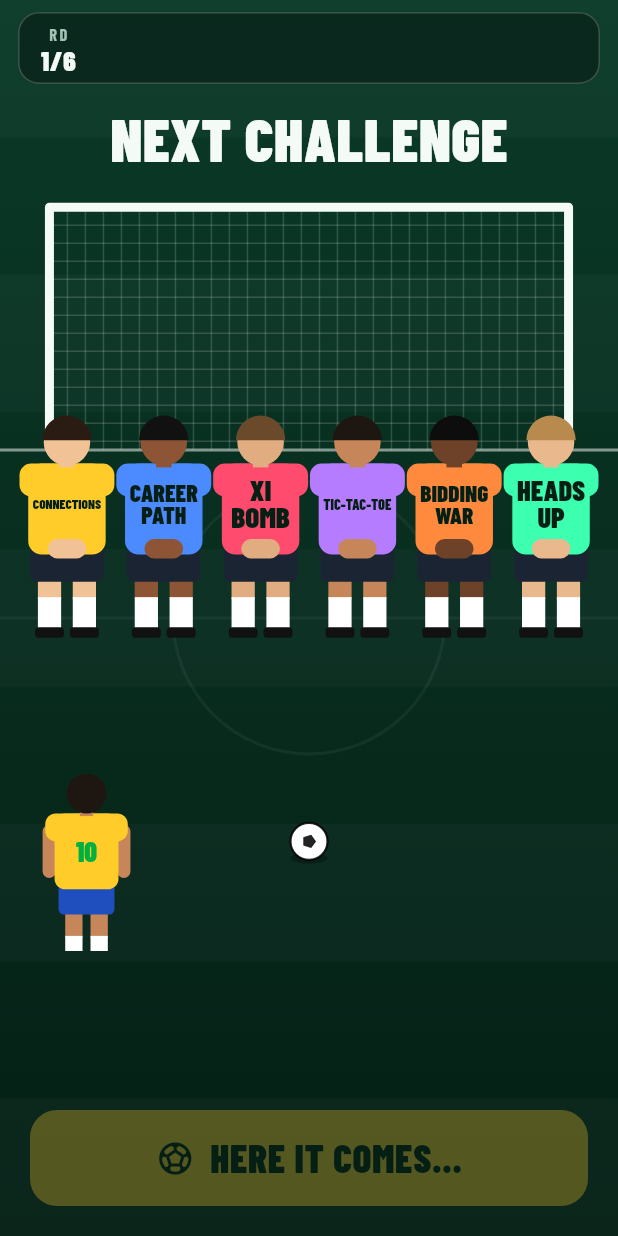
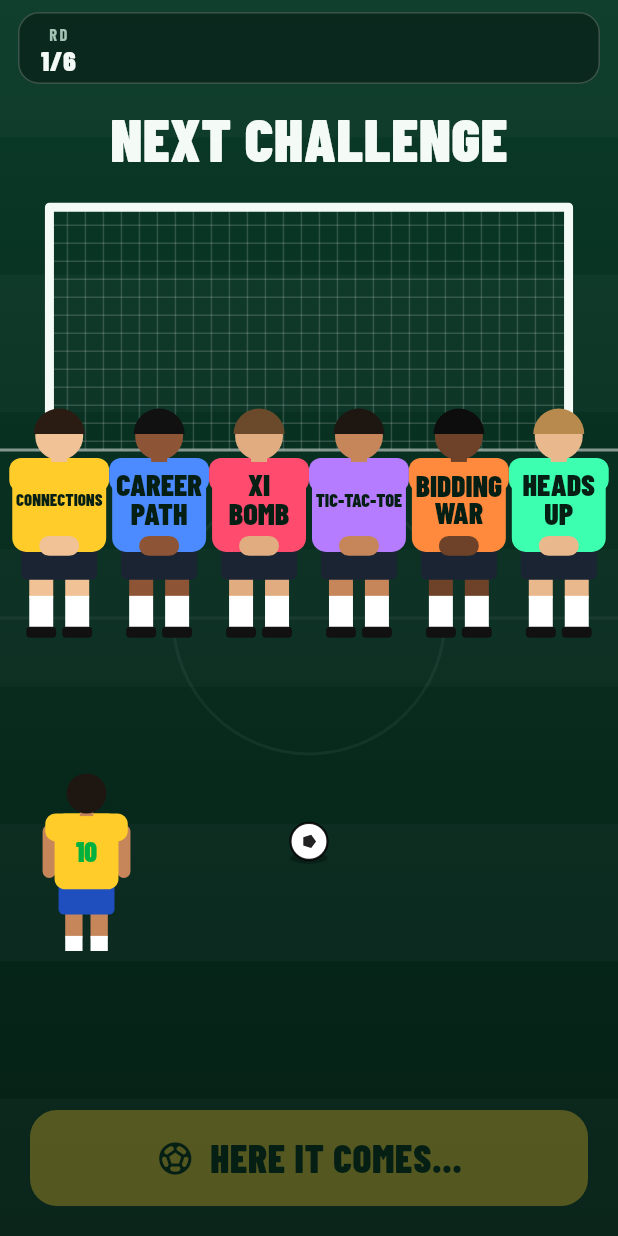
Before and after one commit to UncleAnthonys/quizinho, a Flutter app: the FreeKickScreen screen opened directly with empty values, after a tap on "PICK NEXT GAME", on a phone screen of 412 x 824 dp. Run offline on Flutter 3.47's test engine with Material 3 defaults, Android fonts, the phone set to English and light mode, and no system bars; our stand-ins replace audioplayers, sensors_plus, shared_preferences, speech_to_text, sqflite; accounts and stored records are empty.

Commit message:
Free kick: tighter wall, bigger shirt names
Co-Authored-By: Claude Opus 5.5 <noreply@anthropic.com>
Claude-Session: https://claude.ai/code/session_01Va16YyzRqxyN5QUKSTtrFu

```diff
--- a/lib/ui/screens/free_kick_screen.dart
+++ b/lib/ui/screens/free_kick_screen.dart
@@ -261,7 +261,7 @@ class _FreeKickPainter extends CustomPainter {
     final n = segments.length;
 
     // Wall geometry: one slot per game, as wide as fits.
-    final slot = min(w * 0.94 / n, h * 0.17);
+    final slot = min(w * 0.97 / n, h * 0.17);
     final feetY = h * 0.60;
     final figH = slot * 2.25;
     final x0 = (w - slot * n) / 2;
@@ -335,7 +335,7 @@ class _FreeKickPainter extends CustomPainter {
   void _player(Canvas canvas, Offset feet, double s, int i, double fall, bool hit) {
     final mode = segments[i];
     final skin = Paint()..color = _skins[i % _skins.length];
-    final sw = s * 0.80;
+    final sw = s * 0.94; // shoulder to shoulder, like a real wall
     RRect box(double l, double t, double r, double b, double rad) =>
         RRect.fromLTRBR(l * s, t * s, r * s, b * s, Radius.circular(rad * s));
 
@@ -355,7 +355,7 @@ class _FreeKickPainter extends CustomPainter {
     // shirt: sleeves, then body
     final shirt = Paint()..color = mode.color;
     canvas.drawRRect(
-        RRect.fromLTRBR(-sw / 2 - 0.09 * s, -1.80 * s, sw / 2 + 0.09 * s, -1.46 * s, Radius.circular(0.12 * s)), shirt);
+        RRect.fromLTRBR(-sw / 2 - 0.03 * s, -1.80 * s, sw / 2 + 0.03 * s, -1.46 * s, Radius.circular(0.12 * s)), shirt);
     final body = RRect.fromLTRBR(-sw / 2, -1.80 * s, sw / 2, -0.86 * s, Radius.circular(0.14 * s));
     if (hit) {
       canvas.drawRRect(body.inflate(0.07 * s), Paint()..color = Palette.text);
@@ -364,7 +364,7 @@ class _FreeKickPainter extends CustomPainter {
     // hands together in front, the classic wall pose
     canvas.drawRRect(box(-0.20, -1.02, 0.20, -0.82, 0.10), skin);
     // name on the shirt
-    labels.paint(canvas, mode, Offset(0, -1.37 * s), Size(sw * 0.88, 0.58 * s), maxFont: 0.30 * s);
+    labels.paint(canvas, mode, Offset(0, -1.37 * s), Size(sw * 0.92, 0.58 * s), maxFont: 0.30 * s);
     // neck and head
     canvas.drawRect(Rect.fromLTRB(-0.08 * s, -1.92 * s, 0.08 * s, -1.76 * s), skin);
     final head = Offset(0, -2.02 * s);
```
